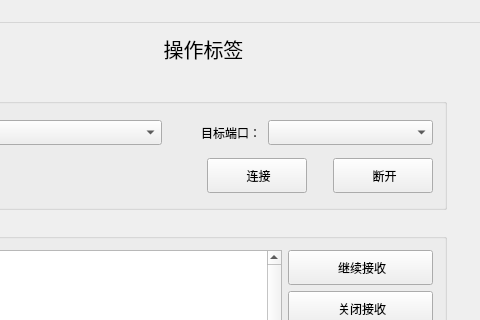
Above: ExportScannerInfo/ExportScannerInfo.ui from 2782694792/InfoTransAssistant before the change; both pictures show x 610 to 1090 and y 0 to 320 of the 1090 by 910 pixel window. Below: the same form after it.
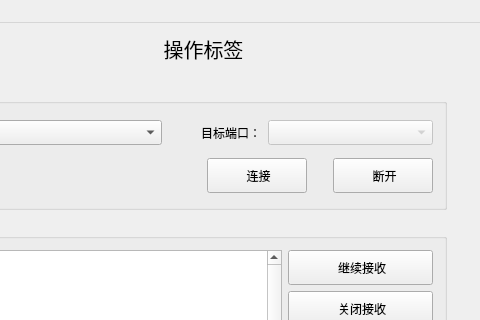
That is the form after the change. Icons and pictures are not drawn. Custom widgets are drawn as their Qt base class.

The edit to the form file:
```diff
--- a/ExportScannerInfo/ExportScannerInfo.ui
+++ b/ExportScannerInfo/ExportScannerInfo.ui
@@ -1991,6 +1991,9 @@
                     </item>
                     <item>
                      <widget class="QComboBox" name="CB_TCPC_TARGET_PORT">
+                      <property name="enabled">
+                       <bool>false</bool>
+                      </property>
                       <property name="sizePolicy">
                        <sizepolicy hsizetype="Minimum" vsizetype="Fixed">
                         <horstretch>0</horstretch>
@@ -2003,6 +2006,9 @@
                         <height>0</height>
                        </size>
                       </property>
+                      <property name="editable">
+                       <bool>false</bool>
+                      </property>
                      </widget>
                     </item>
                    </layout>
```
Left out of the diff: 49 changed lines with no effect on the pictures.
